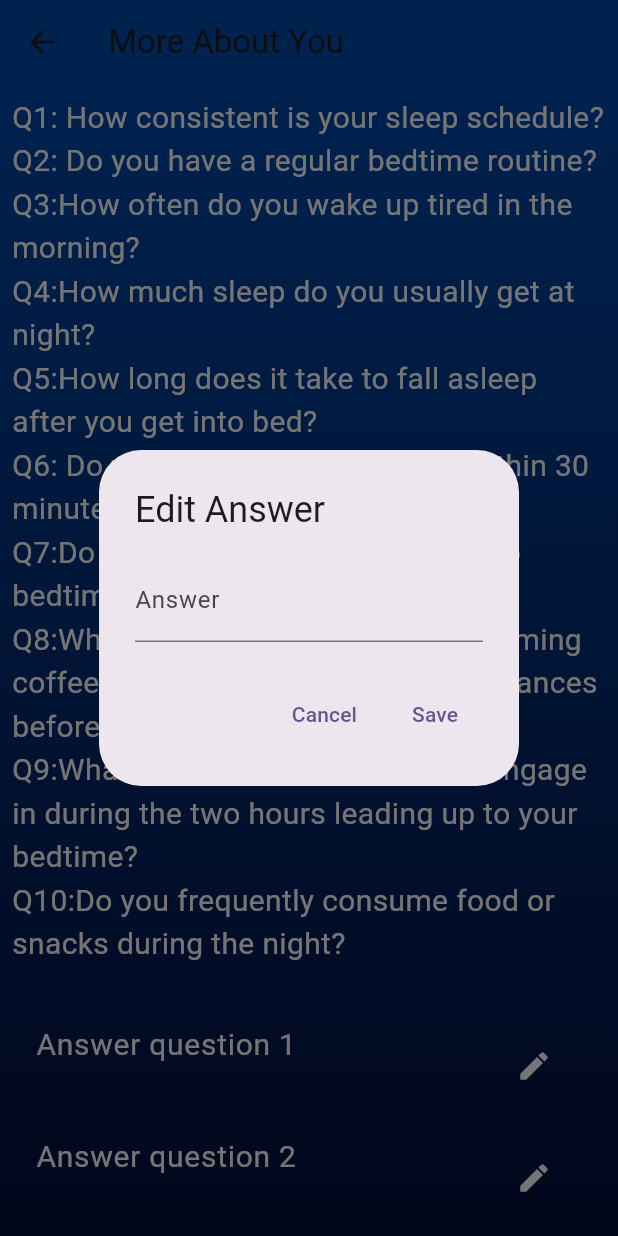
After one commit to xrubaEid/2024-GP_4, a Flutter app: the MoreAboutYou screen opened by its route, after a tap on the "edit" icon, on a phone screen of 412 x 824 dp. The commit adds this screen. Run offline on Flutter 3.47's test engine with Material 3 defaults, Android fonts, the phone set to English and light mode, and no system bars; our stand-ins replace audioplayers, cloud_firestore, firebase_auth, firebase_core, flutter_settings_screens, flutter_spinbox and 8 more; missing offline and left inert: alarm; accounts and stored records are empty.

Commit message:
new page and delete unnecessary page

```diff
--- a/sleepwell/lib/main.dart
+++ b/sleepwell/lib/main.dart
@@ -6,6 +6,7 @@ import 'package:get/get_navigation/src/root/get_material_app.dart';
 import 'package:shared_preferences/shared_preferences.dart';
 import 'package:sleepwell/feedback/feedback_page.dart';
 import 'package:sleepwell/firebase_options.dart';
+import 'package:sleepwell/profile/more_about_you.dart';
 import 'package:sleepwell/screens/alarm_screen.dart';
 import 'package:sleepwell/screens/home_screen.dart';
 import 'package:sleepwell/screens/onboarding_screen.dart';
@@ -50,7 +51,7 @@ class MyApp extends StatelessWidget {
       ),
       debugShowCheckedModeBanner: false,
       initialRoute:
-          loginStatus ? MyHomePage.RouteScreen : SplashScreen.RouteScreen,
+          loginStatus ? MyHomePage.RouteScreen : MoreAboutYou.RouteScreen,
       //initialRoute: SplashScreen.RouteScreen,
       //initialRoute: FeedbackPage.RouteScreen,
       routes: {
@@ -64,6 +65,7 @@ class MyApp extends StatelessWidget {
         OnboardingScreen.RouteScreen: (context) => const OnboardingScreen(),
         FeedbackPage.RouteScreen: (context) => FeedbackPage(),
         QuestionScreen.RouteScreen: (context) => const QuestionScreen(),
+        MoreAboutYou.RouteScreen: (context) =>  MoreAboutYou(),
       },
     );
   }
--- /dev/null
+++ b/sleepwell/lib/profile/more_about_you.dart
@@ -0,0 +1,228 @@
+import 'package:cloud_firestore/cloud_firestore.dart';
+import 'package:firebase_auth/firebase_auth.dart';
+import 'package:flutter/material.dart';
+
+class MoreAboutYou extends StatefulWidget {
+  static String RouteScreen = 'moreAboutYou';
+
+  @override
+  _MoreAboutYouState createState() => _MoreAboutYouState();
+}
+
+class _MoreAboutYouState extends State<MoreAboutYou> {
+  final CollectionReference usersCollection =
+      FirebaseFirestore.instance.collection('Users');
+  final TextEditingController answerController = TextEditingController();
+  List<String> answers = [];
+  late User _currentUser; // Updated to use the Firebase User class
+  bool _isLoading = false;
+
+  @override
+  void initState() {
+    super.initState();
+    _getCurrentUser();
+  }
+
+  Future<void> _getCurrentUser() async {
+    try {
+      setState(() {
+        _isLoading = true;
+      });
+
+      FirebaseAuth auth = FirebaseAuth.instance;
+      User? user = auth.currentUser;
+
+      if (user != null) {
+        setState(() {
+          _currentUser = user;
+        });
+
+        await retrieveAnswers();
+      }
+    } catch (e) {
+      print('Error retrieving user: $e');
+    } finally {
+      setState(() {
+        _isLoading = false;
+      });
+    }
+  }
+
+  Future<void> retrieveAnswers() async {
+    try {
+      DocumentSnapshot snapshot =
+          await usersCollection.doc(_currentUser.uid).get();
+      if (snapshot.exists) {
+        Map<String, dynamic> data =
+            snapshot.data() as Map<String, dynamic>;
+
+        answers = [
+          data['answerQ1'] ?? '',
+          data['answerQ2'] ?? '',
+          data['answerQ3'] ?? '',
+          data['answerQ4'] ?? '',
+          data['answerQ5'] ?? '',
+          data['answerQ6'] ?? '',
+          data['answerQ7'] ?? '',
+          data['answerQ8'] ?? '',
+          data['answerQ9'] ?? '',
+          data['answerQ10'] ?? '',
+        ];
+
+        setState(() {});
+      } else {
+        print('Document does not exist');
+      }
+    } catch (e) {
+      print('Error retrieving answers: $e');
+    }
+  }
+
+  void updateAnswer(int index, String newAnswer) async {
+    try {
+      Map<String, dynamic> updatedData = {
+        'answerQ${index + 1}': newAnswer,
+      };
+
+      await usersCollection.doc(_currentUser.uid).update(updatedData);
+
+      answers[index] = newAnswer;
+
+      setState(() {});
+    } catch (e) {
+      print('Error updating answer: $e');
+    }
+  }
+
+  @override
+  Widget build(BuildContext context) {
+    if (_isLoading) {
+      return Scaffold(
+        appBar: AppBar(
+          title: const Text('More About You'),
+        ),
+        body: const Center(
+          child: CircularProgressIndicator(),
+        ),
+      );
+    } else {
+      return Scaffold(
+        appBar: AppBar(
+          backgroundColor: const Color(0xFF004AAD),
+          title: const Text('More About You'),
+        ),
+        body: Container(
+          height: MediaQuery.of(context).size.height,
+          decoration: const BoxDecoration(
+            gradient: LinearGradient(
+              colors: [Color(0xFF004AAD), Color(0xFF040E3B)],
+              begin: Alignment.topCenter,
+              end: Alignment.bottomCenter,
+            ),
+          ),
+          child: Padding(
+            padding: const EdgeInsets.all(8.0),
+            child: SingleChildScrollView(
+              child: Column(
+                crossAxisAlignment: CrossAxisAlignment.start,
+                children: [
+                  const Text(
+                    'Q1: How consistent is your sleep schedule?',
+                    style: TextStyle(
+                      fontSize: 20.0,
+                      color: Colors.white,
+                    ),
+                  ),
+                  const Text(
+                    'Q2: Do you have a regular bedtime routine?',
+                    style: TextStyle(
+                      fontSize: 20.0,
+                      color: Colors.white,
+                    ),
+                  ),
+                  const Text(
+                    '''Q3:How often do you wake up tired in the morning?
+Q4:How much sleep do you usually get at night?
+Q5:How long does it take to fall asleep after you get into bed?
+Q6: Do you use your smartphone within 30 minutes before bedtime?
+Q7:Do you consume caffeine close to bedtime?
+Q8:When do you typically stop consuming coffee, tea, smoking, and other substances before bedtime?
+Q9:What activities do you typically engage in during the two hours leading up to your bedtime?
+Q10:Do you frequently consume food or snacks during the night?
+                    ''',
+                    style: TextStyle(
+                      fontSize: 20.0,
+                      color: Colors.white,
+                    ),
+                  ),
+
+
+                  ListView.builder(
+                    shrinkWrap: true,
+                    itemCount: answers.length,
+                    itemBuilder: (context, index) {
+                      return ListTile(
+                        title: Text(
+                          'Answer question ${index + 1}',
+                          style: const TextStyle(
+                            fontSize: 20.0,
+                            color: Colors.white,
+                          ),
+                        ),
+                        subtitle: Text(
+                          answers[index],
+                          style: const TextStyle(
+                            fontSize: 20.0,
+                            color: Colors.white,
+                          ),
+                        ),
+                        trailing: IconButton(
+                          icon: const Icon(
+                            Icons.edit,
+                            color: Colors.white,
+                          ),
+                          onPressed: () {
+                            showDialog(
+                              context: context,
+                              builder: (context) {
+                                return AlertDialog(
+                                  title: const Text('Edit Answer'),
+                                  content: TextField(
+                                    controller: answerController,
+                                    decoration: const InputDecoration(
+                                      labelText: 'Answer',
+                                    ),
+                                  ),
+                                  actions: [
+                                    TextButton(
+                                      child: const Text('Cancel'),
+                                      onPressed: () {
+                                        Navigator.pop(context);
+                                      },
+                                    ),
+                                    TextButton(
+                                      child: const Text('Save'),
+                                      onPressed: () {
+                                        updateAnswer(
+                                            index, answerController.text);
+                                        Navigator.pop(context);
+                                      },
+                                    ),
+                                  ],
+                                );
+                              },
+                            );
+                          },
+                        ),
+                      );
+                    },
+                  ),
+                ],
+              ),
+            ),
+          ),
+        ),
+      );
+    }
+  }
+}
--- a/sleepwell/lib/screens/profile_screen.dart
+++ b/sleepwell/lib/screens/profile_screen.dart
@@ -140,6 +140,7 @@ class _ProfileScreenState extends State<ProfileScreen> {
                               children: <Widget>[
                                 Account(),
                                 AboutYou(),
+                                MoreAboutYou(),
                               ],
                             ),
                           ),
@@ -263,6 +264,16 @@ class _ProfileScreenState extends State<ProfileScreen> {
           );
         },
       );
+       Widget MoreAboutYou() => SimpleSettingsTile(
+        title: 'More About You',
+        leading: IconWidget(icon: Icons.person, color: const Color(0xFF040E3B)),
+        onTap: () {
+          Navigator.push(
+            context,
+            MaterialPageRoute(builder: (context) => MoreAboutYou()),
+          );
+        },
+      );
 
   Widget AboutYou() => SimpleSettingsTile(
         title: 'About You',
```
Also changed, not shown: sleepwell/lib/screens/q_signup.dart (deleted, +0 -99 lines), sleepwell/lib/signup/signup_steps.dart (deleted, +0 -72 lines), sleepwell/lib/profile/about_you_screen.dart (line endings or trailing spaces).
